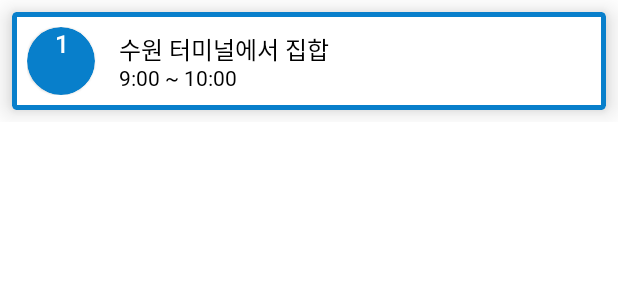
After one commit to hsu-2023capston/triplan-app, an Android app: the layout item_trip_schedule.xml on its own in the app's theme, with its tools: preview values and no code run, on a phone screen of 412 x 824 dp. The commit adds this screen. Shown: the top 300 px of the screen. Run offline under Robolectric (Android 15) with nearby library versions, the phone set to English and light mode, and no system bars.

Commit message:
trip main

```diff
--- /dev/null
+++ b/app/src/main/res/layout/item_trip_schedule.xml
@@ -0,0 +1,78 @@
+<?xml version="1.0" encoding="utf-8"?>
+<androidx.constraintlayout.widget.ConstraintLayout xmlns:android="http://schemas.android.com/apk/res/android"
+    xmlns:app="http://schemas.android.com/apk/res-auto"
+    xmlns:tools="http://schemas.android.com/tools"
+    android:layout_width="match_parent"
+    android:layout_height="wrap_content">
+
+    <com.google.android.material.card.MaterialCardView
+        android:layout_width="match_parent"
+        android:layout_height="match_parent"
+        android:layout_margin="8dp"
+        app:cardCornerRadius="3dp"
+        app:cardElevation="10dp"
+        app:layout_constraintBottom_toBottomOf="parent"
+        app:layout_constraintEnd_toEndOf="parent"
+        app:layout_constraintStart_toStartOf="parent"
+        app:layout_constraintTop_toTopOf="parent"
+        app:strokeColor="@color/blue_200"
+        app:strokeWidth="3dp">
+
+        <LinearLayout
+            android:layout_width="match_parent"
+            android:layout_height="match_parent"
+            android:padding="10dp">
+
+            <com.google.android.material.card.MaterialCardView
+                android:id="@+id/materialCardView"
+                android:layout_width="45dp"
+                android:layout_height="45dp"
+                android:backgroundTint="@color/blue_200"
+                app:cardCornerRadius="25dp"
+                >
+
+                <LinearLayout
+                    android:layout_width="match_parent"
+                    android:layout_height="match_parent">
+
+                    <TextView
+                        style="@style/tv_16_bold_white"
+                        android:layout_width="match_parent"
+                        android:layout_height="wrap_content"
+                        android:gravity="center"
+                        android:text="1"
+                        app:layout_constraintStart_toEndOf="@+id/materialCardView"
+                        app:layout_constraintTop_toTopOf="parent" />
+                </LinearLayout>
+            </com.google.android.material.card.MaterialCardView>
+
+            <LinearLayout
+                android:layout_width="match_parent"
+                android:layout_height="wrap_content"
+                android:layout_gravity="center"
+                android:orientation="vertical"
+                android:paddingStart="16dp">
+
+                <TextView
+                    android:id="@+id/textView21"
+                    style="@style/tv_16_regular_black"
+                    android:layout_width="match_parent"
+                    android:layout_height="wrap_content"
+                    android:includeFontPadding="false"
+                    android:text="수원 터미널에서 집합"
+                    app:layout_constraintBottom_toBottomOf="@+id/materialCardView" />
+
+                <TextView
+                    android:id="@+id/textView22"
+                    style="@style/tv_14_regular_black"
+                    android:layout_width="match_parent"
+                    android:layout_height="wrap_content"
+                    android:includeFontPadding="false"
+                    android:text="9:00 ~ 10:00" />
+            </LinearLayout>
+
+
+        </LinearLayout>
+    </com.google.android.material.card.MaterialCardView>
+
+</androidx.constraintlayout.widget.ConstraintLayout>
--- a/app/src/main/res/layout/toolbar_trip.xml
+++ b/app/src/main/res/layout/toolbar_trip.xml
@@ -8,7 +8,7 @@
         <import type="android.view.View"/>
         <variable
             name="menu"
-            type="android.view.Menu" />
+            type="String" />
     </data>
 
     <androidx.constraintlayout.widget.ConstraintLayout
@@ -24,7 +24,7 @@
             app:layout_constraintEnd_toEndOf="parent"
             app:layout_constraintStart_toStartOf="parent"
             app:layout_constraintTop_toTopOf="parent"
-            app:menu="@{menu}"
+            app:menu="@menu/toolbar_trip"
             app:navigationIcon="@drawable/ic_back">
 
             <LinearLayout
--- a/app/src/main/res/values/colors.xml
+++ b/app/src/main/res/values/colors.xml
@@ -7,6 +7,7 @@
     <color name="teal_700">#FF018786</color>
     <color name="black">#FF000000</color>
     <color name="white">#FFFFFFFF</color>
+    <color name="gray">#FF8F8F8F</color>
 
     <color name="blue_100">#FF6CC6FF</color>
     <color name="blue_200">#FF087FCB</color>
--- a/app/src/main/res/values/strings.xml
+++ b/app/src/main/res/values/strings.xml
@@ -30,6 +30,8 @@
     <string name="schedule">스케줄</string>
     <string name="edit">수정</string>
     <string name="delete">삭제</string>
+    <!--여행 메인-->
+    <string name="participants">참여 인원</string>
 
     <!-- TODO: Remove or change this placeholder text -->
     <string name="hello_blank_fragment">Hello blank fragment</string>
--- a/app/src/main/res/values/styles.xml
+++ b/app/src/main/res/values/styles.xml
@@ -80,4 +80,22 @@
         <item name="fontFamily">@font/notosanskr_regular</item>
     </style>
 
+    <style name="tv_14_regular_gray">
+        <item name = "android:textSize">14sp</item>
+        <item name = "android:textColor">@color/gray</item>
+        <item name="android:fontFamily">@font/notosanskr_regular</item>
+    </style>
+
+    <style name="tv_18_semibold_black">
+        <item name = "android:textSize">18sp</item>
+        <item name = "android:textColor">@color/black</item>
+        <item name="android:fontFamily">@font/notosanskr_semibold</item>
+    </style>
+
+    <style name="tv_14_regular_black">
+        <item name = "android:textSize">14sp</item>
+        <item name = "android:textColor">@color/black</item>
+        <item name="android:fontFamily">@font/notosanskr_regular</item>
+    </style>
+
 </resources>
```
Also changed, not shown: app/src/main/res/drawable/ic_next.xml (added, +13 -0 lines), app/src/main/res/layout/fragment_trip_home.xml (+89 -3 lines), app/src/main/res/layout/item_trip_main.xml (added, +32 -0 lines).
